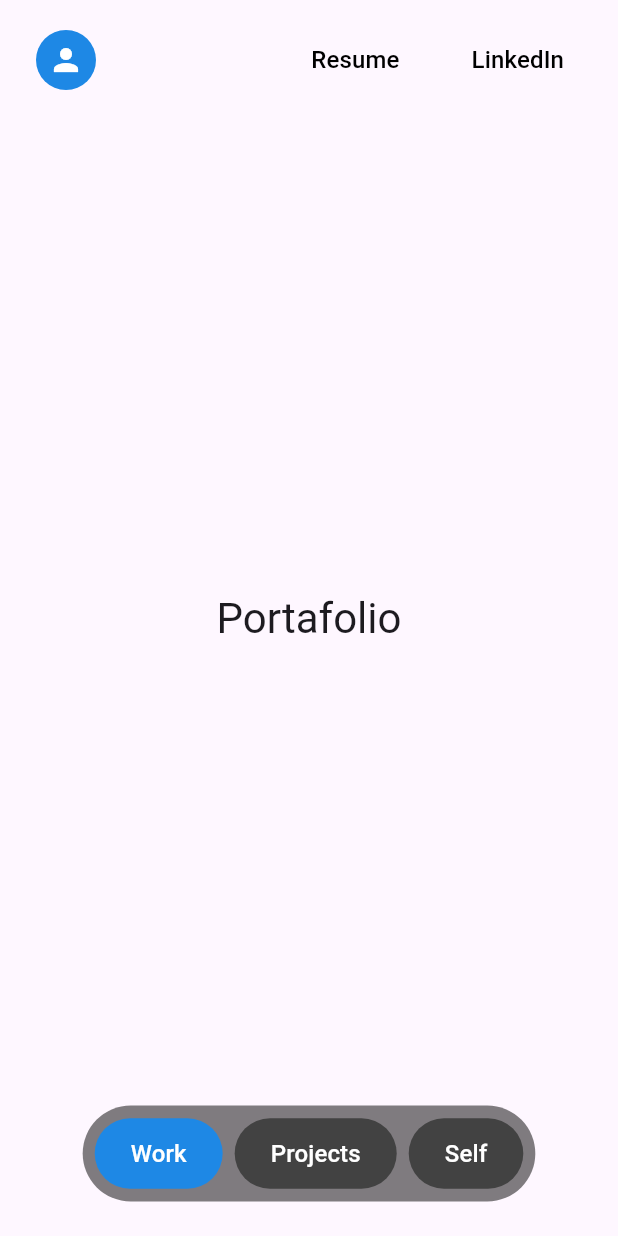
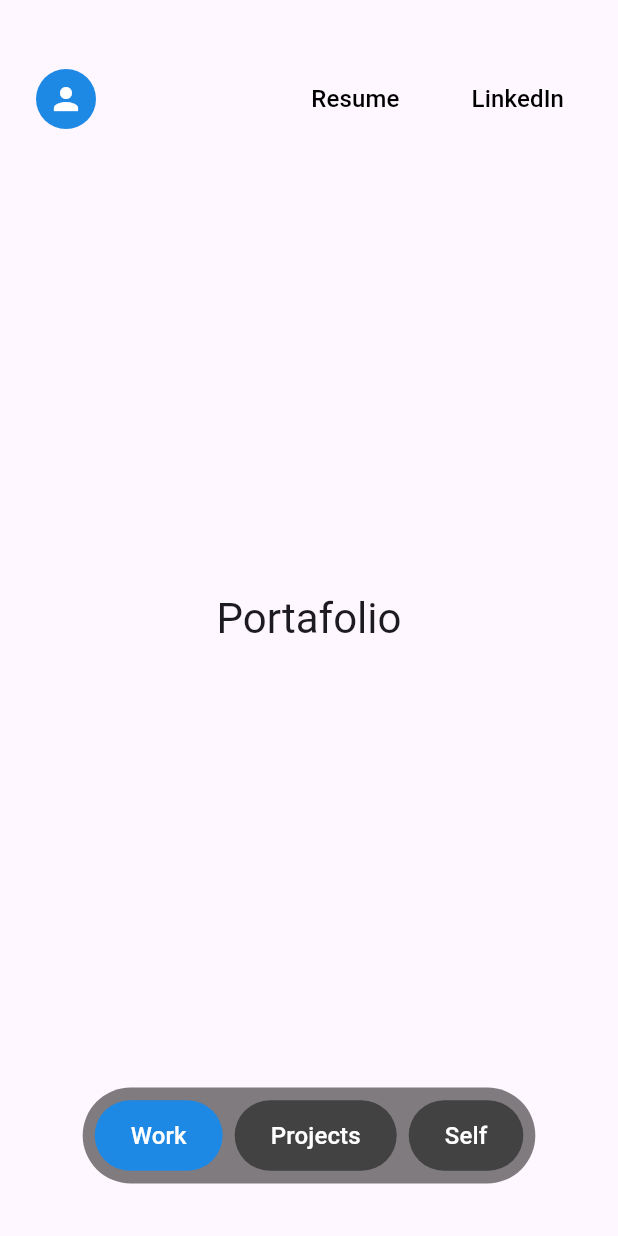
Before and after one commit to Guevara0711/Portafolio_Flutter, a Flutter app: the screen it shows after launch, on a phone screen of 412 x 824 dp. Run offline on Flutter 3.47's test engine with Material 3 defaults, Android fonts, the phone set to English and light mode, and no system bars.

Commit message:
tres tamanos de pantalla

```diff
--- a/lib/home.dart
+++ b/lib/home.dart
@@ -6,7 +6,11 @@ class MyHomePage extends StatelessWidget {
 
   @override
   Widget build(BuildContext context) {
-    bool isMobile = MediaQuery.of(context).size.width < 768;
+    double screenWidth = MediaQuery.of(context).size.width;
+    // Ajustamos los breakpoints para que los botones pasen abajo antes de colisionar
+    bool isMobile = screenWidth < 768;
+    bool isTablet = screenWidth >= 768 && screenWidth < 1024;
+    bool isDesktop = screenWidth >= 1024;
 
     return Scaffold(
       body: Stack(
@@ -19,17 +23,25 @@ class MyHomePage extends StatelessWidget {
             ),
           ),
 
-          // Header fijo (imagen y links)
+          // Header fijo
           Positioned(
-            top: 16,
+            top: isMobile ? 16 : 16,
             left: 0,
             right: 0,
-            child: Padding(
-              padding: const EdgeInsets.symmetric(horizontal: 24),
+            child: SizedBox(
+              height: 100,
+              child: Stack(
+                alignment: Alignment.center,
+                children: [
+                  // Contenedor para logo y links
+                  Padding(
+                    padding: EdgeInsets.symmetric(
+                      horizontal: isDesktop ? screenWidth * 0.15 : 24, // 15% de padding en cada lado en desktop
+                    ),
                     child: Row(
                       mainAxisAlignment: MainAxisAlignment.spaceBetween,
                       children: [
-                  // Logo/Imagen
+                        // Logo
                         Container(
                           width: 40,
                           height: 40,
@@ -44,8 +56,10 @@ class MyHomePage extends StatelessWidget {
                             ),
                           ),
                         ),
-                  // Links de la derecha
+
+                        // Links derecha
                         Row(
+                          mainAxisSize: MainAxisSize.min,
                           children: [
                             TextButton(
                               onPressed: () {},
@@ -73,34 +87,16 @@ class MyHomePage extends StatelessWidget {
                       ],
                     ),
                   ),
-          ),
 
-          // Navegación responsiva (siempre centrada horizontalmente)
-          const ResponsiveNavigation(),
-        ],
-      ),
-    );
-  }
-}
-
-class ResponsiveNavigation extends StatelessWidget {
-  const ResponsiveNavigation({super.key});
-
-  @override
-  Widget build(BuildContext context) {
-    bool isMobile = MediaQuery.of(context).size.width < 768;
-
-    return Align(
-      alignment: isMobile ? Alignment.bottomCenter : Alignment.topCenter,
-      child: Padding(
-        padding: const EdgeInsets.all(16),
+                  // Botones centrales (siempre centrados en la pantalla)
+                  if (!isMobile)
+                    Center(
                       child: Container(
                         decoration: BoxDecoration(
                           color: Colors.black.withOpacity(0.5),
                           borderRadius: BorderRadius.circular(40),
                         ),
                         padding: const EdgeInsets.symmetric(horizontal: 8, vertical: 8),
-          margin: const EdgeInsets.symmetric(horizontal: 0, vertical: 7),
                         child: Row(
                           mainAxisSize: MainAxisSize.min,
                           children: [
@@ -113,7 +109,42 @@ class ResponsiveNavigation extends StatelessWidget {
                         ),
                       ),
                     ),
+                ],
+              ),
+            ),
+          ),
+
+          // Botones para mobile en la parte inferior
+          if (isMobile)
+            Positioned(
+              bottom: 35,
+              left: 0,
+              right: 0,
+              child: Center(
+                child: Container(
+                  decoration: BoxDecoration(
+                    color: Colors.black.withOpacity(0.5),
+                    borderRadius: BorderRadius.circular(40),
+                  ),
+                  padding: const EdgeInsets.symmetric(horizontal: 8, vertical: 8),
+                  margin: const EdgeInsets.symmetric(horizontal: 24),
+                  child: Row(
+                    mainAxisSize: MainAxisSize.min,
+                    children: [
+                      _buildButton("Work", true),
+                      const SizedBox(width: 8),
+                      _buildButton("Projects", false),
+                      const SizedBox(width: 8),
+                      _buildButton("Self", false),
+                    ],
+                  ),
+                ),
+              ),
+            ),
+        ],
+      ),
     );
+  }
 }
 
 Widget _buildButton(String text, bool isPrimary) {
@@ -137,4 +168,3 @@ class ResponsiveNavigation extends StatelessWidget {
     ),
   );
 }
-}
```
Lines whose indentation alone changed are shown as unchanged.
